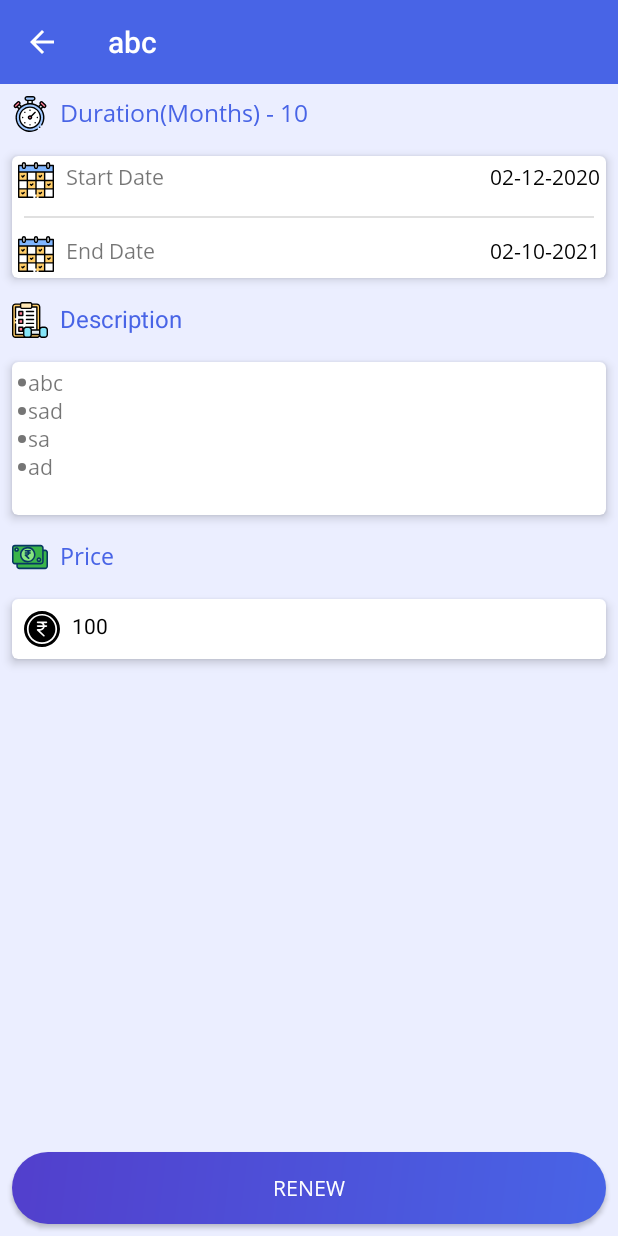
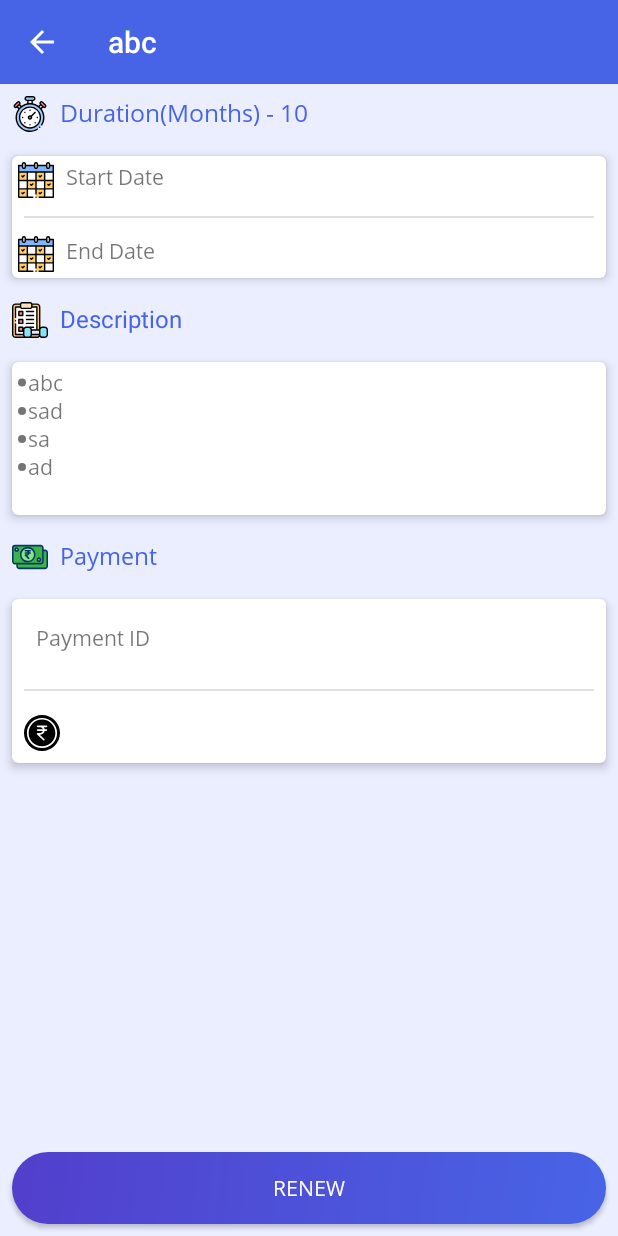
Before and after one commit to waseem123/H_F_I, an Android app: the MySubscriptionActivity screen opened directly, with no data from a screen before it, on a phone screen of 412 x 824 dp. Run offline under Robolectric (Android 15) with nearby library versions, the phone set to English and light mode, and no system bars; libraries missing offline, so code that uses them is left out: cn.pedant.

Commit message:
Initial Commit

```diff
--- a/app/build.gradle
+++ b/app/build.gradle
@@ -45,6 +45,7 @@ dependencies {
 
 
     implementation 'com.payumoney.sdkui:plug-n-play:1.6.0'
+    implementation 'com.payumoney.core:payumoney-sdk:7.6.0'
 
     testImplementation 'junit:junit:4.12'
     androidTestImplementation 'androidx.test.ext:junit:1.1.2'
--- a/app/src/main/AndroidManifest.xml
+++ b/app/src/main/AndroidManifest.xml
@@ -1,5 +1,6 @@
 <?xml version="1.0" encoding="utf-8"?>
 <manifest xmlns:android="http://schemas.android.com/apk/res/android"
+    xmlns:tools="http://schemas.android.com/tools"
     package="com.infostackresearch.homefit">
 
     <uses-permission android:name="android.permission.INTERNET" />
@@ -13,7 +14,8 @@
         android:roundIcon="@mipmap/ic_launcher_round"
         android:supportsRtl="true"
         android:theme="@style/AppTheme"
-        android:usesCleartextTraffic="true">
+        android:usesCleartextTraffic="true"
+        tools:replace="android:allowBackup,android:usesCleartextTraffic">
         <activity
             android:name=".ui.MySubscriptionActivity"
             android:parentActivityName=".ui.MainActivity"
--- a/app/src/main/java/com/infostackresearch/homefit/ui/MySubscriptionActivity.java
+++ b/app/src/main/java/com/infostackresearch/homefit/ui/MySubscriptionActivity.java
@@ -23,10 +23,25 @@ public class MySubscriptionActivity extends AppCompatActivity {
     private String user_id, user_name, user_mobile, user_email;
     private Toolbar toolbar;
     private Bundle bundle;
-    private int plan_id;
+
+    private String plan_id;
+    private String u_id;
+    private String subscription_id;
+    private String price;
+    private String payment_id;
+    private String start_date;
+    private String end_date;
+    private String is_expired;
+    private String created_at;
+    private String updated_at;
+
     private NetworkConnectivity networkConnectivity;
     private ProgressDialog progressDialog;
     private TextView tv_description;
+    private TextView tv_startdate;
+    private TextView tv_enddate;
+    private TextView tv_price;
+    private TextView tv_paymentid;
 
     @Override
     protected void onCreate(Bundle savedInstanceState) {
@@ -38,11 +53,31 @@ public class MySubscriptionActivity extends AppCompatActivity {
         bundle = new Bundle();
         bundle = getIntent().getExtras();
 
+        tv_startdate = findViewById(R.id.tv_startdate);
+        tv_enddate = findViewById(R.id.tv_enddate);
+        tv_price = findViewById(R.id.tv_price);
         tv_description = findViewById(R.id.tv_description);
+        tv_paymentid = findViewById(R.id.tv_paymentid);
 
-        if (bundle != null)
-            plan_id = bundle.getInt("my_plan");
+        if (bundle != null) {
+            plan_id = bundle.getString("id");
+            u_id = bundle.getString("user_id");
+            subscription_id = bundle.getString("subscription_id");
+            payment_id = bundle.getString("payment_id");
 
+            price = bundle.getString("price");
+
+            start_date = bundle.getString("start_date");
+            end_date = bundle.getString("end_date");
+
+            created_at = bundle.getString("created_at");
+            updated_at = bundle.getString("updated_at");
+        }
+
+        tv_price.setText(price);
+        tv_startdate.setText(start_date);
+        tv_enddate.setText(end_date);
+        tv_paymentid.setText(payment_id);
         if (!sessionManager.checkLogin()) {
             HashMap<String, String> user = sessionManager.getUserDetails();
             user_id = user.get(UserSessionManager.KEY_UserId);
--- a/app/src/main/res/layout/activity_mysubscription.xml
+++ b/app/src/main/res/layout/activity_mysubscription.xml
@@ -58,6 +58,7 @@
                         android:text="Start Date" />
 
                     <TextView
+                        android:id="@+id/tv_startdate"
                         android:layout_width="wrap_content"
                         android:layout_height="wrap_content"
                         android:layout_alignParentRight="true"
@@ -88,6 +89,7 @@
                         android:text="End Date" />
 
                     <TextView
+                        android:id="@+id/tv_enddate"
                         android:layout_width="wrap_content"
                         android:layout_height="wrap_content"
                         android:layout_alignParentRight="true"
@@ -133,7 +135,7 @@
             android:drawableLeft="@drawable/ic_money"
             android:drawablePadding="8dp"
             android:fontFamily="@font/open_sans"
-            android:text="Price"
+            android:text="Payment"
             android:textColor="@color/colorPrimary"
             android:textSize="16sp" />
 
@@ -144,7 +146,42 @@
             app:cardCornerRadius="4dp"
             app:cardElevation="4dp">
 
+            <LinearLayout
+                android:layout_width="match_parent"
+                android:layout_height="wrap_content"
+                android:orientation="vertical">
+
+                <RelativeLayout
+                    android:layout_width="match_parent"
+                    android:layout_height="wrap_content">
+
                     <TextView
+                        android:layout_width="wrap_content"
+                        android:layout_height="wrap_content"
+                        android:layout_alignParentLeft="true"
+                        android:layout_margin="@dimen/dimen_8dp"
+                        android:fontFamily="@font/open_sans"
+                        android:padding="@dimen/dimen_8dp"
+                        android:text="Payment ID" />
+
+                    <TextView
+                        android:id="@+id/tv_paymentid"
+                        android:layout_width="wrap_content"
+                        android:layout_height="wrap_content"
+                        android:layout_alignParentRight="true"
+                        android:layout_margin="@dimen/dimen_8dp"
+                        android:fontFamily="@font/open_sans"
+                        android:padding="8dp" />
+                </RelativeLayout>
+
+                <View
+                    android:layout_width="match_parent"
+                    android:layout_height="1dp"
+                    android:layout_margin="8dp"
+                    android:background="?android:attr/listDivider" />
+
+                <TextView
+                    android:id="@+id/tv_price"
                     android:layout_width="match_parent"
                     android:layout_height="wrap_content"
                     android:layout_margin="8dp"
@@ -152,6 +189,7 @@
                     android:drawablePadding="8dp"
                     android:text="100"
                     android:textColor="@color/black" />
+            </LinearLayout>
         </androidx.cardview.widget.CardView>
     </LinearLayout>
 
```
Also changed, not shown: app/src/main/java/com/infostackresearch/homefit/adapters/MyPlansAdapter.java (added, +88 -0 lines), app/src/main/java/com/infostackresearch/homefit/ui/profile/ProfileFragment.java (+31 -29 lines), app/src/main/res/layout/content_myplan.xml (added, +44 -0 lines), app/src/main/res/layout/fragment_profile.xml (+38 -55 lines). Lines whose indentation alone changed are shown as unchanged.
